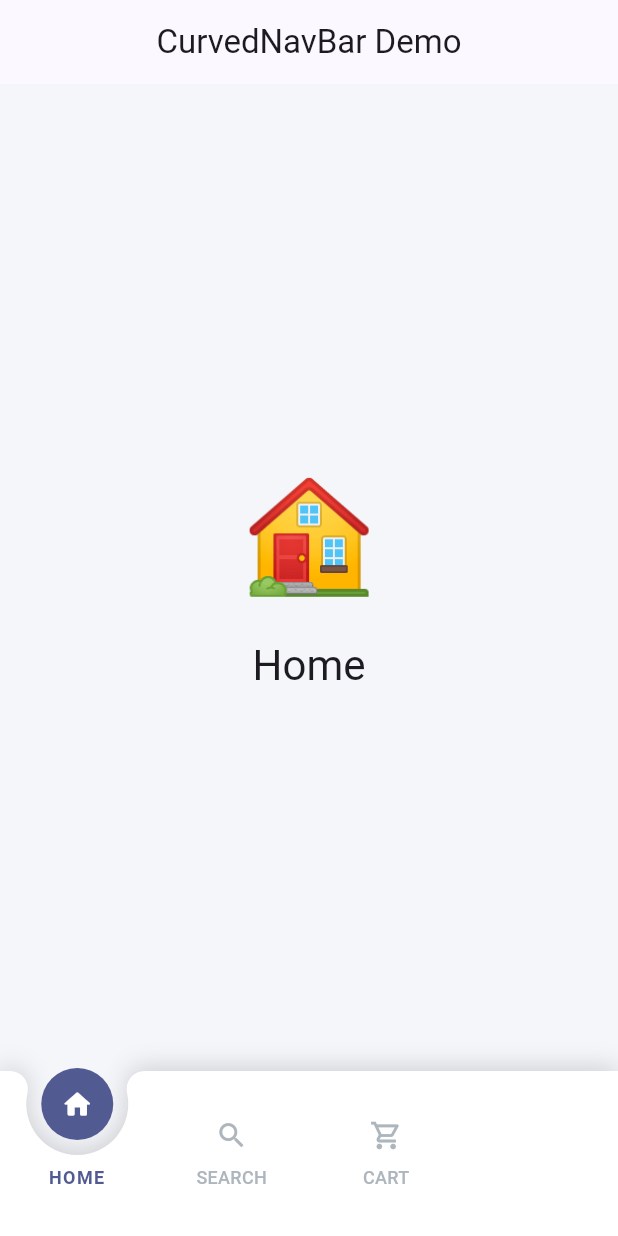
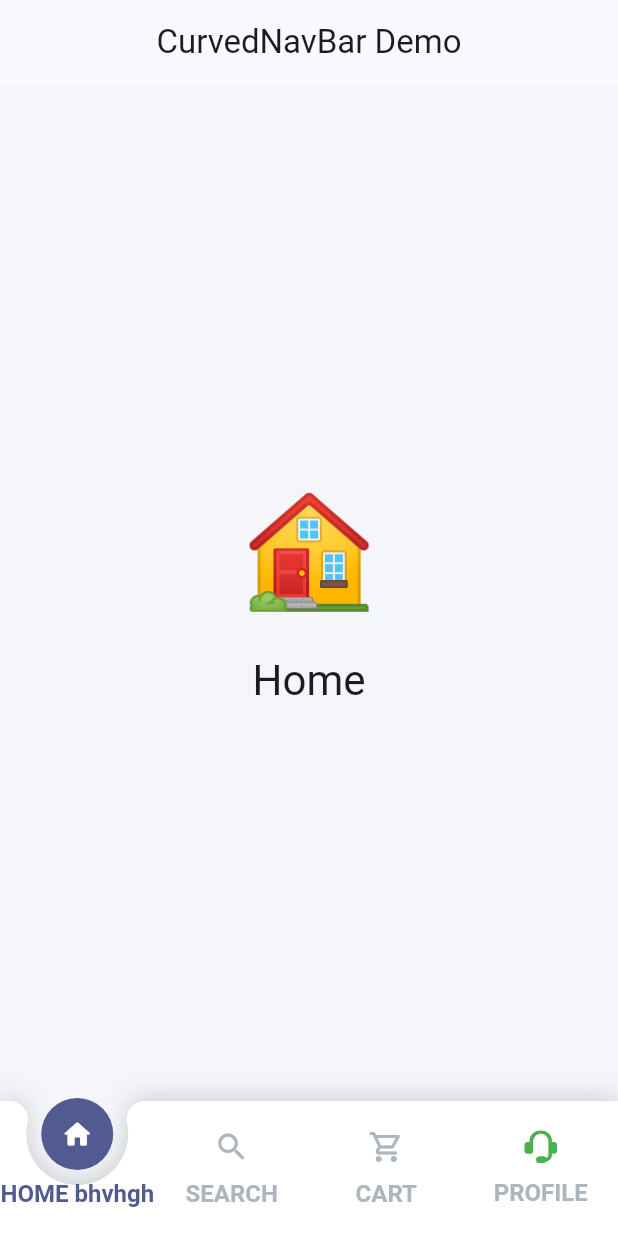
Before and after one commit to aslamambiloly/curved_navigation_bar_pro, a Flutter app: the screen it shows after launch, on a phone screen of 412 x 824 dp. Run offline on Flutter 3.47's test engine with Material 3 defaults, Android fonts, the light colour scheme and no system bars; our stand-ins replace flutter_svg, lottie.

Commit message:
* Added `inactiveIconSize` parameter to control the size of inactive item icons. * Added `activeIconSize` parameter to control the icon size inside the FAB bubble. * Fixed overflow issue for long labels

```diff
--- a/example/lib/main.dart
+++ b/example/lib/main.dart
@@ -53,11 +53,22 @@ class _HomePageState extends State<HomePage> {
       ),
       bottomNavigationBar: CurvedNavigationBarPro(
         // navbarStyle: CNBPStyles.emeraldPill,
+        barHeight: 90,
+        inactiveTextStyle: TextStyle(
+          color: Colors.black,
+          fontSize: 16,
+          fontWeight: FontWeight.bold,
+        ),
+        activeTextStyle: TextStyle(
+          color: Colors.grey,
+          fontSize: 16,
+          fontWeight: FontWeight.bold,
+        ),
         items: [
           CurvedNavigationItemPro(
             inactiveIcon: Icons.home_outlined,
             activeIcon: Icons.home_rounded,
-            label: 'HOME',
+            label: 'HOME bhvhgh',
           ),
           CurvedNavigationItemPro(
             inactiveIcon: Icons.search_outlined,
@@ -80,20 +91,20 @@ class _HomePageState extends State<HomePage> {
             activeWidget: SvgPicture.asset(
               'assets/images/call.svg',
               colorFilter: const ColorFilter.mode(
-                Colors.white,
+                Colors.green,
                 BlendMode.srcIn,
               ),
-              width: 30,
+              width: 22,
             ),
             inactiveWidget: SvgPicture.asset(
               'assets/images/call.svg',
               colorFilter: const ColorFilter.mode(
-                Colors.white,
+                Colors.green,
                 BlendMode.srcIn,
               ),
-              width: 25,
+              width: 22,
             ),
-            label: '',
+            label: 'PROFILE',
           ),
         ],
         currentIndex: _index,
--- a/example/pubspec.yaml
+++ b/example/pubspec.yaml
@@ -1,7 +1,7 @@
 name: curved_navigation_bar_pro_example
 description: Example application for the curved_navigation_bar_pro package.
 publish_to: none
-version: 1.0.14
+version: 1.0.15
 
 environment:
   sdk: ">=3.0.0 <4.0.0"
--- a/lib/src/cnbp_style.dart
+++ b/lib/src/cnbp_style.dart
@@ -39,6 +39,8 @@ class CNBPStyleData {
     this.activeTextStyle,
     this.inactiveTextStyle,
     this.showLabel,
+    this.inactiveIconSize,
+    this.activeIconSize,
   });
 
   final Color? backgroundColor;
@@ -59,6 +61,8 @@ class CNBPStyleData {
   final TextStyle? activeTextStyle;
   final TextStyle? inactiveTextStyle;
   final bool? showLabel;
+  final double? inactiveIconSize;
+  final double? activeIconSize;
 
   /// Returns a copy of this style with the specified fields replaced.
   CNBPStyleData copyWith({
@@ -80,6 +84,8 @@ class CNBPStyleData {
     TextStyle? activeTextStyle,
     TextStyle? inactiveTextStyle,
     bool? showLabel,
+    double? inactiveIconSize,
+    double? activeIconSize,
   }) =>
       CNBPStyleData(
         backgroundColor: backgroundColor ?? this.backgroundColor,
@@ -100,6 +106,8 @@ class CNBPStyleData {
         activeTextStyle: activeTextStyle ?? this.activeTextStyle,
         inactiveTextStyle: inactiveTextStyle ?? this.inactiveTextStyle,
         showLabel: showLabel ?? this.showLabel,
+        inactiveIconSize: inactiveIconSize ?? this.inactiveIconSize,
+        activeIconSize: activeIconSize ?? this.activeIconSize,
       );
 }
 
--- a/lib/src/curved_navigation_bar_pro.dart
+++ b/lib/src/curved_navigation_bar_pro.dart
@@ -69,6 +69,8 @@ class CurvedNavigationBarPro extends StatefulWidget {
     this.activeTextStyle,
     this.inactiveTextStyle,
     this.showLabel,
+    this.inactiveIconSize,
+    this.activeIconSize,
   })  : assert(
           items.length >= 2 && items.length <= 6,
           'CurvedNavBar requires between 2 and 6 items, '
@@ -188,9 +190,16 @@ class CurvedNavigationBarPro extends StatefulWidget {
   /// Custom text style for inactive labels. Overrides the preset and the
   /// built-in default.
   final TextStyle? inactiveTextStyle;
+
   /// Whether to show labels below the icons.
   /// Defaults to the preset value, or `true`.
   final bool? showLabel;
+
+  /// Icon size for inactive items.
+  final double? inactiveIconSize;
+
+  /// Icon size for active items.
+  final double? activeIconSize;
 
   @override
   State<CurvedNavigationBarPro> createState() => _CurvedNavigationBarProState();
@@ -299,6 +308,10 @@ class _CurvedNavigationBarProState extends State<CurvedNavigationBarPro>
     final inactiveTextStyle =
         widget.inactiveTextStyle ?? styleData?.inactiveTextStyle;
 final showLabel = widget.showLabel ?? styleData?.showLabel ?? true;
+    final inactiveIconSize =
+        widget.inactiveIconSize ?? styleData?.inactiveIconSize ?? 24.0;
+    final activeIconSize =
+        widget.activeIconSize ?? styleData?.activeIconSize ?? fabRadius * 0.92;
     // ─────────────────────────────────────────────────────────────────────────
 
     final fraction = _liveFraction;
@@ -321,7 +334,7 @@ class _CurvedNavigationBarProState extends State<CurvedNavigationBarPro>
         final activeItem = widget.items[widget.currentIndex];
         final activeWidget = activeItem.resolvedActiveWidget(
           color: activeIconColor ?? Colors.white,
-          size: fabRadius * 0.92,
+          size: activeIconSize,
         );
 
         return Semantics(
@@ -370,6 +383,7 @@ class _CurvedNavigationBarProState extends State<CurvedNavigationBarPro>
                           inactiveColor: inactiveColor,
                           animationDuration: animationDuration,
                           activeTextStyle: activeTextStyle,
+                          inactiveIconSize: inactiveIconSize,
                           inactiveTextStyle: inactiveTextStyle,
                           showLabel: showLabel,
                           onTap: () => widget.onTap(i),
@@ -539,6 +553,7 @@ class _NavItemTile extends StatelessWidget {
     required this.inactiveColor,
     required this.animationDuration,
     required this.onTap,
+    required this.inactiveIconSize, //todo
     this.activeTextStyle,
     this.inactiveTextStyle,
     required this.showLabel,
@@ -549,6 +564,7 @@ class _NavItemTile extends StatelessWidget {
   final bool isActive;
   final Color activeColor;
   final Color inactiveColor;
+  final double inactiveIconSize;
   final Duration animationDuration;
   final TextStyle? activeTextStyle, inactiveTextStyle;
   final bool showLabel;
@@ -571,22 +587,26 @@ class _NavItemTile extends StatelessWidget {
               duration: const Duration(milliseconds: 100),
               child: item.resolvedInactiveWidget(
                 color: inactiveColor,
-                size: 22,
+                size: inactiveIconSize,
               ),
             ),
             if (showLabel) ...[
               const SizedBox(height: 10),
-              AnimatedDefaultTextStyle(
+              Row(
+                mainAxisAlignment: MainAxisAlignment.center,
+                children: [
+                  Expanded(
+                    child: AnimatedDefaultTextStyle(
                       duration: animationDuration,
                       style: isActive
-                    ? activeTextStyle ??
+                          ? activeTextStyle?.copyWith(color: activeColor) ??
                               TextStyle(
                                 fontSize: 12,
                                 fontWeight: FontWeight.w700,
                                 letterSpacing: 0.9,
                                 color: activeColor,
                               )
-                    : inactiveTextStyle ??
+                          : inactiveTextStyle?.copyWith(color: inactiveColor) ??
                               TextStyle(
                                 fontSize: 12,
                                 fontWeight: FontWeight.w500,
@@ -595,8 +615,14 @@ class _NavItemTile extends StatelessWidget {
                               ),
                       child: Text(
                         item.label,
+                        maxLines: 1,
+                        softWrap: false,
+                        overflow: TextOverflow.fade,
                         textAlign: TextAlign.center,
                       ),
+                    ),
+                  ),
+                ],
               ),
             ],
           ],
@@ -666,3 +692,61 @@ class _BubbleState extends State<_Bubble> with SingleTickerProviderStateMixin {
     );
   }
 }
+
+
+// class _AmbiText extends StatelessWidget {
+//   final String text;
+//   final TextStyle? style;
+//   final int maxLines;
+//   final TextAlign? textAlign;
+//   const _AmbiText({
+//     required this.text,
+//     this.style,
+//     this.textAlign,
+//     this.maxLines = 1,
+//   });
+
+//   @override
+//   Widget build(BuildContext context) {
+//     return LayoutBuilder(
+//       builder: (context, constraints) {
+//         final tp = TextPainter(
+//           text: TextSpan(text: text, style: style),
+//           maxLines: maxLines,
+//           textDirection: TextDirection.ltr,
+//         )..layout(maxWidth: constraints.maxWidth);
+
+//         final didOverflow = tp.didExceedMaxLines;
+//         final height = tp.height;
+
+//         if (didOverflow) {
+//           return SizedBox(
+//             height: height,
+//             child: ClipRect(
+//               child: Marquee(
+//                 text: text,
+//                 style: style,
+//                 blankSpace: 20,
+//                 velocity: 30,
+//                 startAfter: const Duration(milliseconds: 2),
+//                 pauseAfterRound: const Duration(seconds: 5),
+//                 showFadingOnlyWhenScrolling: false,
+//                 fadingEdgeStartFraction: 0.025,
+//                 fadingEdgeEndFraction: 0.1,
+//               ),
+//             ),
+//           );
+//         } else {
+//           return Text(
+//             text,
+//             style: style,
+//             maxLines: 1,
+//             textAlign: textAlign,
+//             overflow: TextOverflow.fade,
+//             softWrap: false,
+//           );
+//         }
+//       },
+//     );
+//   }
+// }
--- a/pubspec.yaml
+++ b/pubspec.yaml
@@ -2,7 +2,7 @@ name: curved_navigation_bar_pro
 description: >
   A beautiful Flutter bottom navigation bar with an animated curved notch FAB,
   smooth elastic bubble animation, and fully customisable theming.
-version: 1.0.14
+version: 1.0.15
 homepage: https://github.com/aslamambiloly/curved_navigation_bar_pro
 repository: https://github.com/aslamambiloly/curved_navigation_bar_pro
 issue_tracker: https://github.com/aslamambiloly/curved_navigation_bar_pro/issues
```
Also changed, not shown: example/pubspec.lock, 2 other files. Lines whose indentation alone changed are shown as unchanged.
